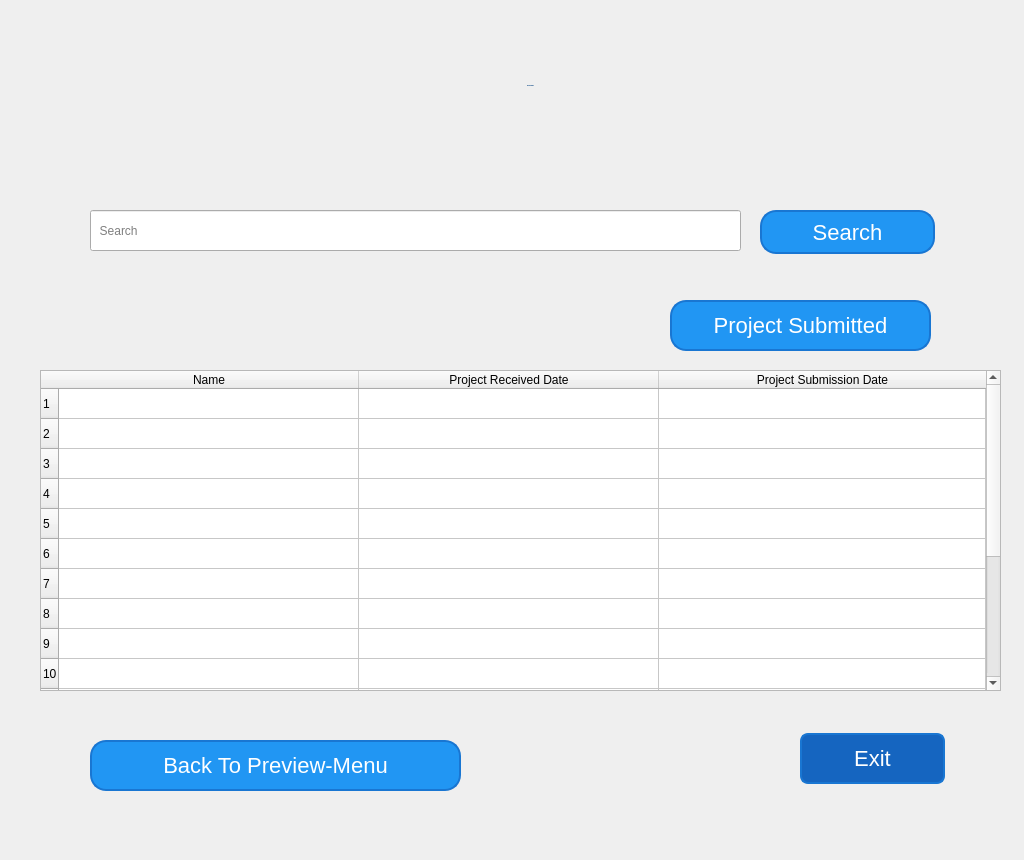
This is Customer Relationship Management/ui folders/interviews.ui in Harriery/my-python-projects as Qt 5 draws it before an edit. The edited form follows.
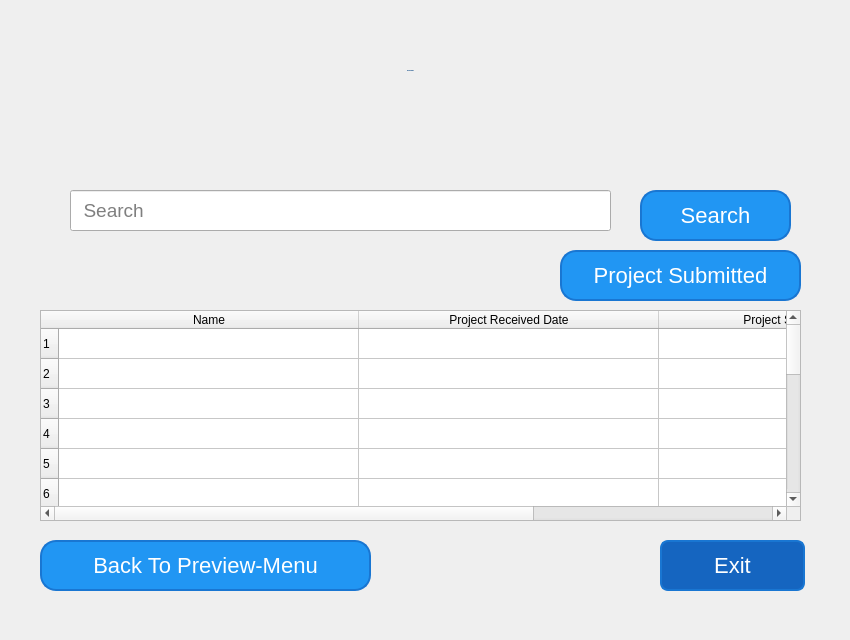
This is the edited form. Icons and pictures are not drawn.

What changed in the file:
```diff
--- a/Customer Relationship Management/ui folders/interviews.ui
+++ b/Customer Relationship Management/ui folders/interviews.ui
@@ -6,20 +6,20 @@
    <rect>
     <x>0</x>
     <y>0</y>
-    <width>1024</width>
-    <height>860</height>
+    <width>850</width>
+    <height>640</height>
    </rect>
   </property>
   <property name="minimumSize">
    <size>
-    <width>1024</width>
-    <height>860</height>
+    <width>850</width>
+    <height>640</height>
    </size>
   </property>
   <property name="maximumSize">
    <size>
-    <width>1024</width>
-    <height>860</height>
+    <width>850</width>
+    <height>640</height>
    </size>
   </property>
   <property name="windowTitle">
@@ -61,9 +61,9 @@
   <widget class="QPushButton" name="interviews_submit_button">
    <property name="geometry">
     <rect>
-     <x>670</x>
-     <y>300</y>
-     <width>261</width>
+     <x>560</x>
+     <y>250</y>
+     <width>241</width>
      <height>51</height>
     </rect>
    </property>
@@ -82,15 +82,15 @@
   <widget class="QLineEdit" name="interviews_search_line">
    <property name="geometry">
     <rect>
-     <x>90</x>
-     <y>210</y>
-     <width>651</width>
+     <x>70</x>
+     <y>190</y>
+     <width>541</width>
      <height>41</height>
     </rect>
    </property>
    <property name="font">
     <font>
-     <pointsize>9</pointsize>
+     <pointsize>14</pointsize>
      <kerning>true</kerning>
     </font>
    </property>
@@ -111,11 +111,16 @@
    <property name="geometry">
     <rect>
      <x>40</x>
-     <y>370</y>
-     <width>961</width>
-     <height>321</height>
+     <y>310</y>
+     <width>761</width>
+     <height>211</height>
     </rect>
    </property>
+   <property name="font">
+    <font>
+     <pointsize>12</pointsize>
+    </font>
+   </property>
    <property name="rowCount">
     <number>17</number>
    </property>
@@ -170,8 +175,8 @@
   <widget class="QPushButton" name="pushButton_Exit">
    <property name="geometry">
     <rect>
-     <x>800</x>
-     <y>733</y>
+     <x>660</x>
+     <y>540</y>
      <width>145</width>
      <height>51</height>
     </rect>
@@ -215,10 +220,10 @@
   <widget class="QLabel" name="interviews_title_label">
    <property name="geometry">
     <rect>
-     <x>-20</x>
+     <x>-40</x>
      <y>0</y>
-     <width>1101</width>
-     <height>171</height>
+     <width>901</width>
+     <height>141</height>
     </rect>
    </property>
    <property name="font">
@@ -253,10 +258,10 @@
   <widget class="QPushButton" name="interviews_search_button">
    <property name="geometry">
     <rect>
-     <x>760</x>
-     <y>210</y>
-     <width>175</width>
-     <height>44</height>
+     <x>640</x>
+     <y>190</y>
+     <width>151</width>
+     <height>51</height>
     </rect>
    </property>
    <property name="text">
@@ -270,9 +275,9 @@
   <widget class="QPushButton" name="pushButton_geriDon">
    <property name="geometry">
     <rect>
-     <x>90</x>
-     <y>740</y>
-     <width>371</width>
+     <x>40</x>
+     <y>540</y>
+     <width>331</width>
      <height>51</height>
     </rect>
    </property>
```
